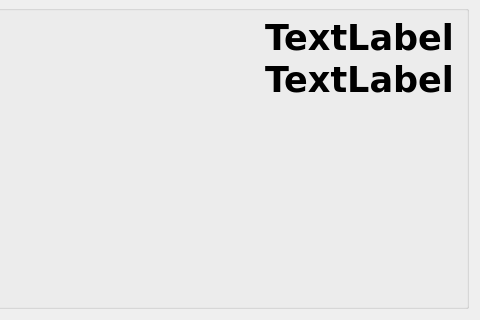
Old version of the form tileEdit/CMainWindow.ui in the repository clebail/tilegame; both pictures show x 442 to 922 and y 209 to 529 of the 922 by 529 pixel window.
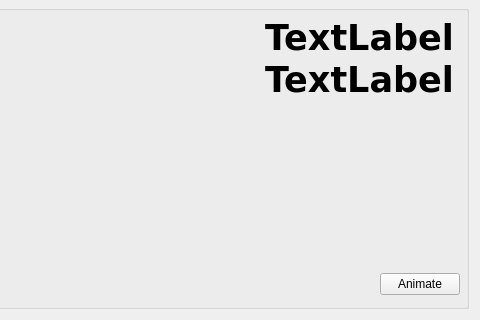
New version of the form. Custom widgets are drawn as their Qt base class.

Commit message: tileEdit animate

The edit to the form file:
```diff
--- a/tileEdit/CMainWindow.ui
+++ b/tileEdit/CMainWindow.ui
@@ -621,6 +621,13 @@
             </property>
            </spacer>
           </item>
+          <item>
+           <widget class="QPushButton" name="pbAnimate">
+            <property name="text">
+             <string>Animate</string>
+            </property>
+           </widget>
+          </item>
          </layout>
         </widget>
        </item>
```
Left out of the diff: 2 changed lines with no effect on the pictures. The commit also changes 6 other files.
